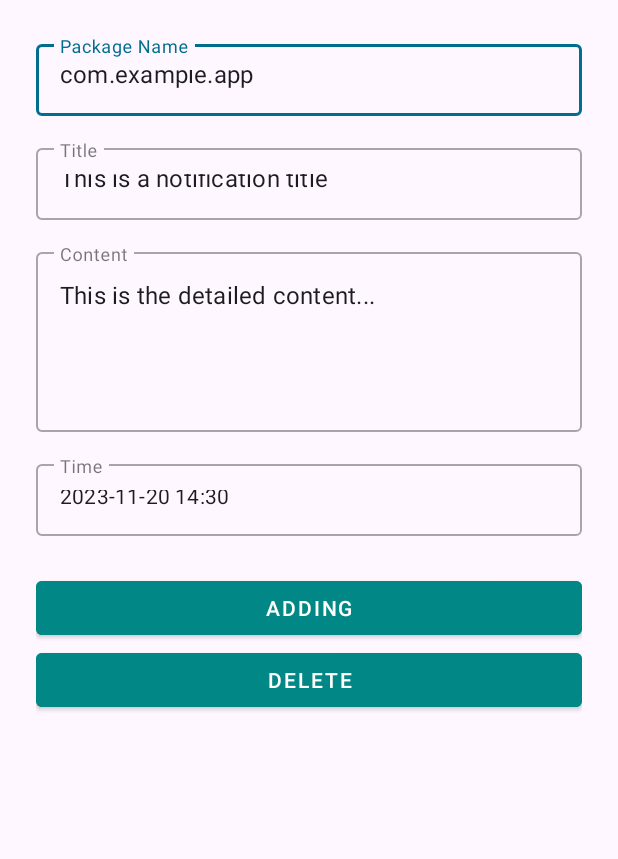
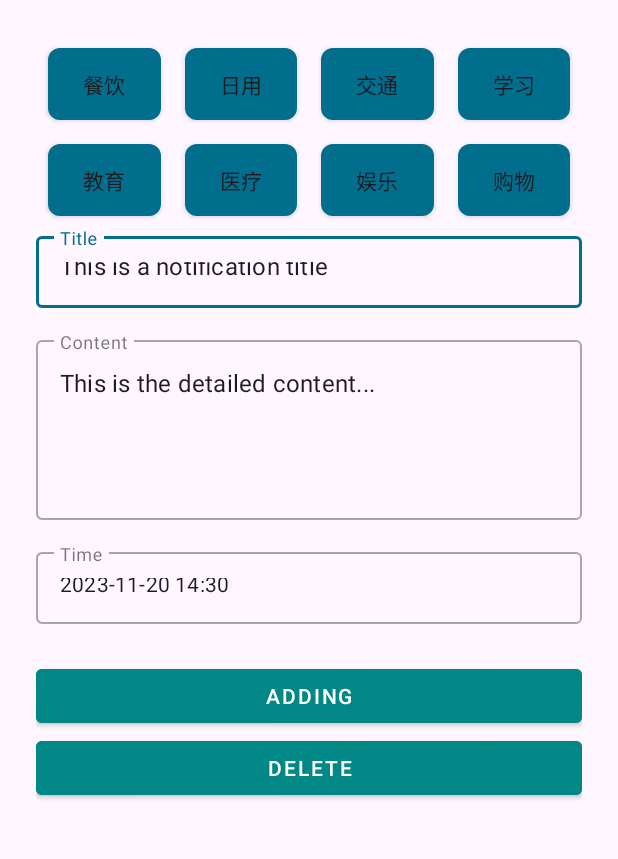
Before and after one commit to JerryHuang0424/killbill, an Android app: the PageMainActivity screen opened directly, with no data from a screen before it, on a phone screen of 412 x 824 dp, the part 96-955 px from its top. Run offline under Robolectric (Android 15) with nearby library versions, the phone set to English and light mode, and no system bars; our stand-ins replace Timber.

Commit message:
在model里面添加了一个新的变量type用来表示消费的类别，在PageMainActivity里面添加了一个新的布局，能够选择消费的类别，并且选择后高亮显示

```diff
--- a/app/src/main/java/org/wit/killbill/activity/PageMainActivity.kt
+++ b/app/src/main/java/org/wit/killbill/activity/PageMainActivity.kt
@@ -3,6 +3,8 @@ package org.wit.killbill.activity
 import android.os.Bundle
 import android.view.Menu
 import android.view.MenuItem
+import android.widget.Button
+import android.widget.GridLayout
 import androidx.appcompat.app.AppCompatActivity
 import com.google.android.material.snackbar.Snackbar
 import org.wit.killbill.main.MainApp
@@ -11,6 +13,8 @@ import org.wit.killbill.databinding.ActivityMainBinding
 import org.wit.killbill.models.NotifyModel
 import org.wit.killbill.helper.messageHelper
 import timber.log.Timber
+import java.math.BigDecimal
+import java.math.RoundingMode
 
 
 class PageMainActivity : AppCompatActivity(){
@@ -19,12 +23,17 @@ class PageMainActivity : AppCompatActivity(){
     lateinit var app : MainApp
     private var edit = false
     private val mshelper: messageHelper = messageHelper()
+    private lateinit var gridLayout: GridLayout
+    private var selectedButton: Button? = null
+
 
     override fun onCreate(savedInstanceState: Bundle?) {
         super.onCreate(savedInstanceState)
 
         binding = ActivityMainBinding.inflate(layoutInflater)
         setContentView(binding.root)
+
+        gridLayout = findViewById(R.id.gridLayout)
 
         binding.toolbar2.title
         setSupportActionBar(binding.toolbar2)
@@ -35,10 +44,16 @@ class PageMainActivity : AppCompatActivity(){
 
         app = application as MainApp
 
+        val categories = arrayOf("餐饮", "日用", "交通", "学习", "教育", "医疗", "娱乐", "购物")
+
+        setupButtons(categories)
+
+
+
         if(intent.hasExtra("Notify_edit")){
             edit = true
             notifyModel = intent.extras?.getParcelable("Notify_edit")!!
-            binding.etTitle.setText(notifyModel.title)
+            binding.etTitle.setText(notifyModel.amount.toString())
             binding.etContent.setText(notifyModel.context)
             binding.etTime.setText(notifyModel.time)
             binding.btnSubmit.setText(R.string.save_card)
@@ -46,9 +61,9 @@ class PageMainActivity : AppCompatActivity(){
 
         if(intent.hasExtra("NOTIFICATION_DATA")){
             notifyModel = intent.extras?.getParcelable("NOTIFICATION_DATA")!!
-            binding.etTitle.setText(notifyModel.title)
+            binding.etTitle.setText(notifyModel.amount.toString())
             binding.etContent.setText(mshelper.dealMessage(notifyModel.context))
-            binding.etTime.setText(notifyModel.time)
+//            binding.etTime.setText(notifyModel.time)
 
         }
 
@@ -59,10 +74,17 @@ class PageMainActivity : AppCompatActivity(){
         }
 
         binding.btnSubmit.setOnClickListener() {
-            notifyModel.title = binding.etTitle.text.toString()
+            notifyModel.amount  = mshelper.dealMessage(binding.etTitle.text.toString())?.let { amountStr ->
+                try {
+                    BigDecimal(amountStr).setScale(2, RoundingMode.HALF_UP) // 精确到小数点后两位，四舍五入
+                } catch (e: NumberFormatException) {
+                    println("错误：金额格式无效 '$amountStr'，使用默认值 0.00")
+                    BigDecimal.ZERO.setScale(2, RoundingMode.HALF_UP) // 默认值 0.00
+                }
+            } ?: BigDecimal.ZERO.setScale(2, RoundingMode.HALF_UP) // 处理 dealMessage 返回 null 的情况
             notifyModel.context = binding.etContent.text.toString()
             notifyModel.time = binding.etTime.text.toString()
-            if(notifyModel.title.isEmpty()){
+            if(binding.etTitle.text?.isEmpty() ?: true){
                 Snackbar.make(it,"Please Enter a title", Snackbar.LENGTH_LONG).show()
 
             }
@@ -80,6 +102,7 @@ class PageMainActivity : AppCompatActivity(){
 
     }
 
+
     override fun onCreateOptionsMenu(menu: Menu?): Boolean {
         menuInflater.inflate(R.menu.cancel, menu)
         return super.onCreateOptionsMenu(menu)
@@ -94,4 +117,35 @@ class PageMainActivity : AppCompatActivity(){
         return super.onOptionsItemSelected(item)
     }
 
+    private fun setupButtons(categories: Array<String>) {
+        gridLayout.removeAllViews()
+
+        categories.forEach { category ->
+            val button = Button(this).apply {
+                text = category
+                setBackgroundResource(R.drawable.button_state_selector)  // 使用选择器而不是直接设置颜色
+                layoutParams = GridLayout.LayoutParams().apply {
+                    width = 0
+                    height = GridLayout.LayoutParams.WRAP_CONTENT
+                    columnSpec = GridLayout.spec(GridLayout.UNDEFINED, 1f)
+                    setMargins(8.dpToPx(), 8.dpToPx(), 8.dpToPx(), 8.dpToPx())
+                }
+
+                setOnClickListener {
+                    updateSelectedButton(this)
+                    notifyModel.type = category
+                }
+            }
+            gridLayout.addView(button)
+        }
+    }
+
+    private fun updateSelectedButton(button: Button) {
+        selectedButton?.isSelected = false
+        button.isSelected = true
+        selectedButton = button
+    }
+
+    // dp转px扩展函数
+    private fun Int.dpToPx(): Int = (this * resources.displayMetrics.density).toInt()
 }
--- a/app/src/main/java/org/wit/killbill/adapter/NotifyAdapter.kt
+++ b/app/src/main/java/org/wit/killbill/adapter/NotifyAdapter.kt
@@ -32,7 +32,8 @@ class NotifyAdapter(private var notifies: List<NotifyModel>, private val listene
         RecyclerView.ViewHolder(binding.root) {
 
         fun bind(notify: NotifyModel, listener: NotifyAdapterListener) {
-            binding.tvTitle.text = notify.title
+            binding.tvPackageName.text = notify.type
+            binding.tvTitle.text = notify.amount.toString()
             binding.tvContent.text = notify.context
             binding.tvTime.text = notify.time
             binding.root.setOnClickListener{listener.onCardClick(notify, adapterPosition)}
--- a/app/src/main/java/org/wit/killbill/models/NotifyJSONStroe.kt
+++ b/app/src/main/java/org/wit/killbill/models/NotifyJSONStroe.kt
@@ -48,9 +48,10 @@ class NotifyJSONStroeJSONStore(private val context: Context) : NotifyStore {
     override fun update(notify: NotifyModel) {
         val foundNotify: NotifyModel? = notifies.find{ p -> p.id ==notify.id}
         if(foundNotify!= null){
-            foundNotify.time = notify.title
+            foundNotify.amount = notify.amount
             foundNotify.context = notify.context
             foundNotify.time = notify.time
+            foundNotify.type = notify.type
             logAll()
         }
     }
--- a/app/src/main/java/org/wit/killbill/models/NotifyMemStore.kt
+++ b/app/src/main/java/org/wit/killbill/models/NotifyMemStore.kt
@@ -29,7 +29,7 @@ class NotifyMemStore :NotifyStore{
     override fun update(notify: NotifyModel) {
         val foundNotify: NotifyModel? = notifyList.find{ p -> p.id ==notify.id}
         if(foundNotify!= null){
-            foundNotify.time = notify.title
+            foundNotify.amount = notify.amount
             foundNotify.context = notify.context
             foundNotify.time = notify.time
             logAll()
--- a/app/src/main/java/org/wit/killbill/models/NotifyModel.kt
+++ b/app/src/main/java/org/wit/killbill/models/NotifyModel.kt
@@ -2,6 +2,7 @@ package org.wit.killbill.models
 
 import android.os.Parcelable
 import kotlinx.parcelize.Parcelize
+import java.math.BigDecimal
 
 @Parcelize
-data class NotifyModel(var id:Long = 0, var title: String = "", var context: String = "", var time: String = ""):Parcelable
+data class NotifyModel(var id:Long = 0,var amount: BigDecimal = BigDecimal("0.00"), var context: String = "", var type: String = "", var time: String = ""):Parcelable
--- /dev/null
+++ b/app/src/main/res/drawable/button_state_selector.xml
@@ -0,0 +1,17 @@
+<selector xmlns:android="http://schemas.android.com/apk/res/android">
+    <!-- 选中状态 -->
+    <item android:state_selected="true">
+        <shape android:shape="rectangle">
+            <solid android:color="@color/colorPrimary" />
+            <corners android:radius="8dp" />
+        </shape>
+    </item>
+
+    <!-- 默认状态 -->
+    <item>
+        <shape android:shape="rectangle">
+            <solid android:color="@color/colorAccent" />
+            <corners android:radius="8dp" />
+        </shape>
+    </item>
+</selector>
--- a/app/src/main/res/layout/activity_main.xml
+++ b/app/src/main/res/layout/activity_main.xml
@@ -32,22 +32,18 @@
             android:orientation="vertical"
             android:padding="24dp">
 
-            <!-- 包名输入 -->
-            <com.google.android.material.textfield.TextInputLayout
+            <!-- 正确闭合的 GridLayout 写法 -->
+            <GridLayout
+                xmlns:android="http://schemas.android.com/apk/res/android"
+                android:id="@+id/gridLayout"
                 android:layout_width="match_parent"
                 android:layout_height="wrap_content"
-                android:hint="Package Name"
-                android:layout_marginBottom="16dp"
-                style="@style/Widget.MaterialComponents.TextInputLayout.OutlinedBox">
+                android:columnCount="4">
 
-                <com.google.android.material.textfield.TextInputEditText
-                    android:id="@+id/etPackageName"
-                    android:layout_width="match_parent"
-                    android:layout_height="48dp"
-                    android:inputType="text"
-                    android:text="com.example.app"
-                    android:ellipsize="end"/>
-            </com.google.android.material.textfield.TextInputLayout>
+                <!-- 子元素内容 -->
+            </GridLayout>
+
+
 
             <!-- 标题输入 -->
             <com.google.android.material.textfield.TextInputLayout
```
Also changed, not shown: app/src/main/java/org/wit/killbill/activity/NotifyListActivity.kt (+19 -8 lines), app/src/main/java/org/wit/killbill/backGroundService/BackGroundService.kt (+11 -2 lines).
